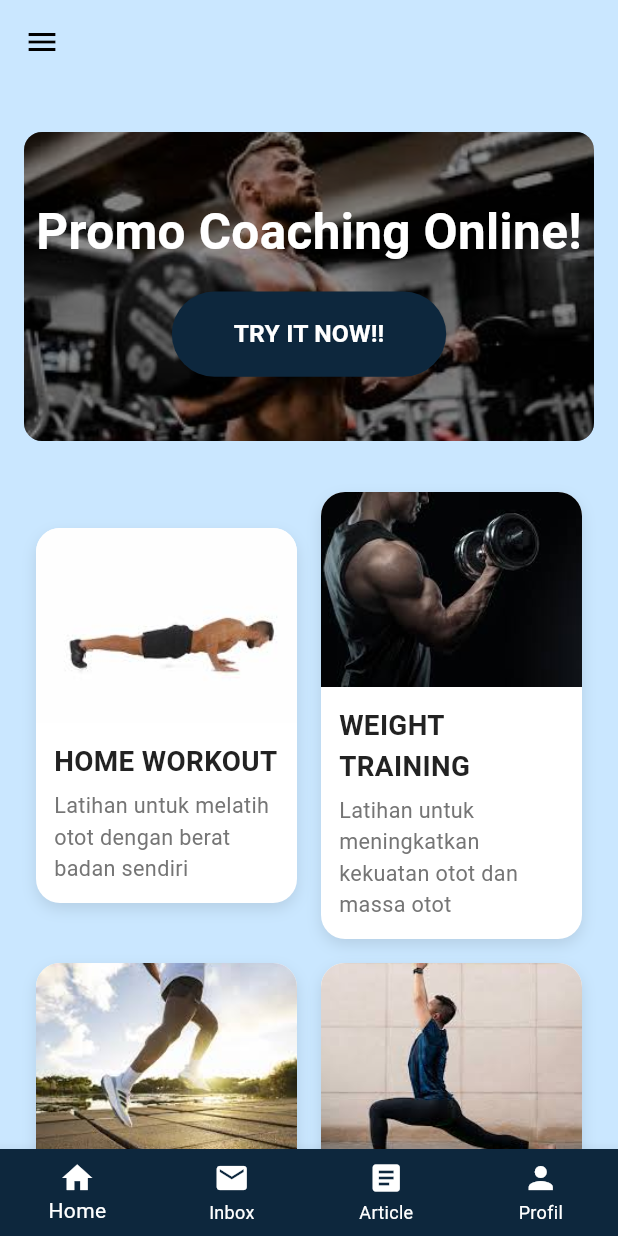
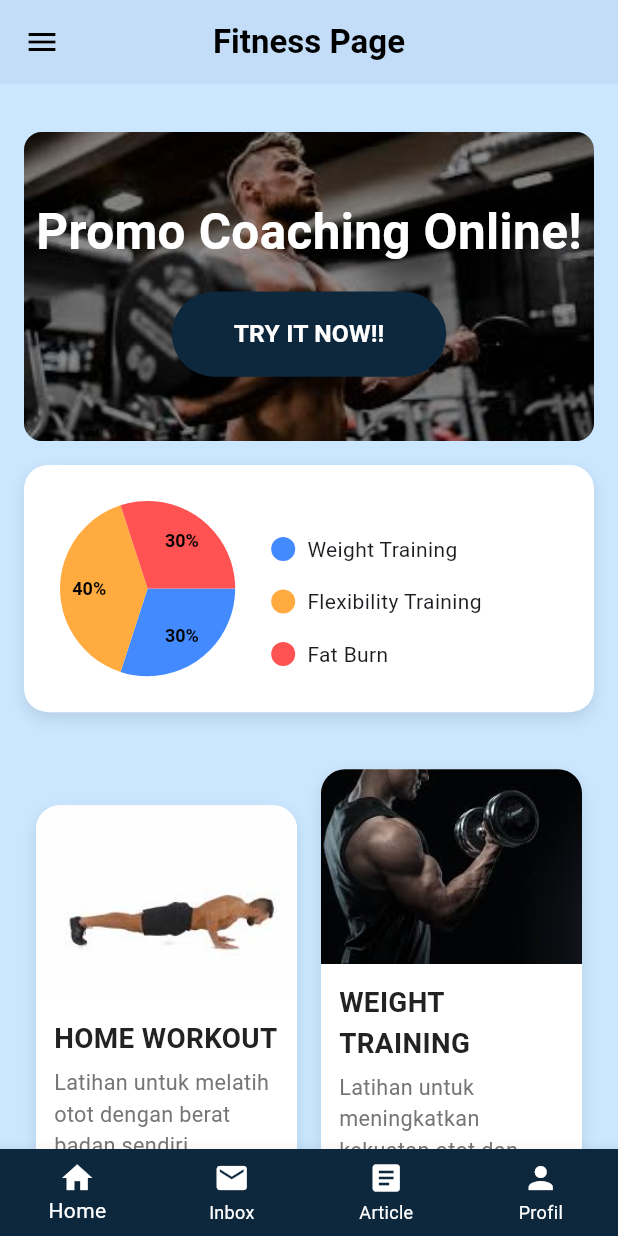
Before and after one commit to Juv-andrew/groupie, a Flutter app: the FitnessHomePage screen opened directly, on a phone screen of 412 x 824 dp. Run offline on Flutter 3.47's test engine with Material 3 defaults, Android fonts, the phone set to English and light mode, and no system bars; drawn by our look-alikes of overlay_support, pie_chart; our stand-ins replace flutter_chat_types, flutter_chat_ui, just_audio, share_plus, shared_preferences, smooth_page_indicator; accounts and stored records are empty.

Commit message:
pie_chart fitness page

```diff
--- a/lib/fitness/fitness.dart
+++ b/lib/fitness/fitness.dart
@@ -8,6 +8,7 @@ import 'package:project/fitness/weight_training_page.dart';
 import 'package:project/fitness/yoga_page.dart';
 import 'package:project/main_page.dart';
 import 'package:project/notification.dart';
+import 'package:pie_chart/pie_chart.dart';
 
 class FitnessApp extends StatelessWidget {
   const FitnessApp({super.key});
@@ -22,8 +23,36 @@ class FitnessApp extends StatelessWidget {
   }
 }
 
+class LegendItem extends StatelessWidget {
+  final Color color;
+  final String text;
+
+  const LegendItem({super.key, required this.color, required this.text});
+
+  @override
+  Widget build(BuildContext context) {
+    return Row(
+      children: [
+        Container(
+          width: 16,
+          height: 16,
+          decoration: BoxDecoration(shape: BoxShape.circle, color: color),
+        ),
+        const SizedBox(width: 8),
+        Flexible(child: Text(text, style: const TextStyle(fontSize: 14))),
+      ],
+    );
+  }
+}
+
 class FitnessHomePage extends StatelessWidget {
   final TextEditingController nameController = TextEditingController();
+
+  final Map<String, double> dataMap = {
+    "Weight Training": 30,
+    "Flexibility Training": 40,
+    "Fat Burn": 30,
+  };
 
   FitnessHomePage({super.key});
 
@@ -34,6 +63,13 @@ class FitnessHomePage extends StatelessWidget {
       backgroundColor: Colors.grey[200],
       appBar: AppBar(
         backgroundColor: const Color.fromARGB(255, 202, 231, 255),
+        title: const Text(
+          'Fitness Page',
+          style: TextStyle(color: Colors.black, fontWeight: FontWeight.bold),
+        ),
+        centerTitle: true,
+        elevation: 2,
+        iconTheme: const IconThemeData(color: Colors.black),
       ),
       drawer: Drawer(
         child: ListView(
@@ -70,7 +106,9 @@ drawer: Drawer(
               onTap: () {
                 Navigator.push(
                   context,
-            MaterialPageRoute(builder: (_) => const weight_training_page()),
+                  MaterialPageRoute(
+                    builder: (_) => const weight_training_page(),
+                  ),
                 );
               },
             ),
@@ -108,10 +146,9 @@ drawer: Drawer(
         ),
       ),
 
-      body: Stack(
-        children: [
-          Positioned.fill(child: Container(color: const Color.fromARGB(255, 202, 231, 255) )),
-          SafeArea(
+      body: Container(
+        color: const Color.fromARGB(255, 202, 231, 255),
+        child: SafeArea(
           child: SingleChildScrollView(
             child: Padding(
               padding: const EdgeInsets.all(16),
@@ -149,8 +186,7 @@ drawer: Drawer(
                                 style: TextStyle(
                                   color: Colors.white,
                                   fontSize:
-                                        MediaQuery.of(context).size.width *
-                                        0.08,
+                                      MediaQuery.of(context).size.width * 0.08,
                                   fontWeight: FontWeight.bold,
                                 ),
                               ),
@@ -164,8 +200,7 @@ drawer: Drawer(
                                     context,
                                     MaterialPageRoute(
                                       builder:
-                                            (context) =>
-                                                const SubscriptionPage(),
+                                          (context) => const SubscriptionPage(),
                                     ),
                                   );
                                 },
@@ -173,8 +208,7 @@ drawer: Drawer(
                                   backgroundColor: const Color(0xff0D273D),
                                   padding: EdgeInsets.symmetric(
                                     horizontal:
-                                          MediaQuery.of(context).size.width *
-                                          0.1,
+                                        MediaQuery.of(context).size.width * 0.1,
                                     vertical:
                                         MediaQuery.of(context).size.height *
                                         0.02,
@@ -197,6 +231,78 @@ drawer: Drawer(
                       ],
                     ),
                   ),
+                  Container(
+                    decoration: BoxDecoration(
+                      color: Colors.white,
+                      borderRadius: BorderRadius.circular(16),
+                      boxShadow: [
+                        BoxShadow(
+                          color: Colors.black.withOpacity(0.1),
+                          blurRadius: 8,
+                          offset: const Offset(0, 4),
+                        ),
+                      ],
+                    ),
+                    padding: const EdgeInsets.all(16),
+                    margin: const EdgeInsets.only(bottom: 20),
+                    child: Row(
+                      crossAxisAlignment: CrossAxisAlignment.start,
+                      children: [
+                        Expanded(
+                          flex: 2,
+                          child: PieChart(
+                            dataMap: dataMap,
+                            animationDuration: const Duration(
+                              milliseconds: 800,
+                            ),
+                            chartRadius:
+                                MediaQuery.of(context).size.width * 0.3,
+                            colorList: [
+                              Colors.blueAccent,
+                              Colors.orangeAccent,
+                              Colors.redAccent,
+                            ],
+                            chartType: ChartType.disc,
+                            chartValuesOptions: const ChartValuesOptions(
+                              showChartValuesInPercentage: true,
+                              showChartValueBackground: false,
+                              decimalPlaces: 0,
+                            ),
+                            legendOptions: const LegendOptions(
+                              showLegends: false,
+                            ),
+                          ),
+                        ),
+                        const SizedBox(width: 16),
+                        Expanded(
+                          flex: 3,
+                          child: Padding(
+                            padding: const EdgeInsets.only(top: 30),
+                            child: Column(
+                              crossAxisAlignment: CrossAxisAlignment.start,
+                              children: const [
+                                LegendItem(
+                                  color: Colors.blueAccent,
+                                  text: 'Weight Training ',
+                                ),
+                                SizedBox(height: 15),
+                                LegendItem(
+                                  color: Colors.orangeAccent,
+                                  text: 'Flexibility Training ',
+                                ),
+                                SizedBox(height: 15),
+                                LegendItem(
+                                  color: Colors.redAccent,
+                                  text: 'Fat Burn ',
+                                ),
+                              ],
+                            ),
+                          ),
+                        ),
+                      ],
+                    ),
+                  ),
+
                   const SizedBox(height: 10),
                   Column(
                     children: [
@@ -247,7 +353,6 @@ drawer: Drawer(
             ),
           ),
         ),
-        ],
       ),
       bottomNavigationBar: BottomNavigationBar(
         type: BottomNavigationBarType.fixed,
@@ -261,7 +366,8 @@ drawer: Drawer(
               Navigator.pushReplacement(
                 context,
                 MaterialPageRoute(builder: (context) => const MainMenuPage()),
-              ); {}
+              );
+              {}
             case 1:
               Navigator.pushReplacement(
                 context,
@@ -344,7 +450,9 @@ drawer: Drawer(
           crossAxisAlignment: CrossAxisAlignment.stretch,
           children: [
             ClipRRect(
-            borderRadius: const BorderRadius.vertical(top: Radius.circular(16)),
+              borderRadius: const BorderRadius.vertical(
+                top: Radius.circular(16),
+              ),
               child: Image.asset(
                 imageAsset,
                 height: imageHeight,
--- a/pubspec.yaml
+++ b/pubspec.yaml
@@ -44,6 +44,7 @@ dependencies:
   flutter_chat_ui: ^1.6.7
   flutter_chat_types: ^3.6.2
   uuid: ^4.1.0
+  pie_chart: ^5.4.0
 
 
 dev_dependencies:
```
Also changed, not shown: pubspec.lock. Lines whose indentation alone changed are shown as unchanged.
